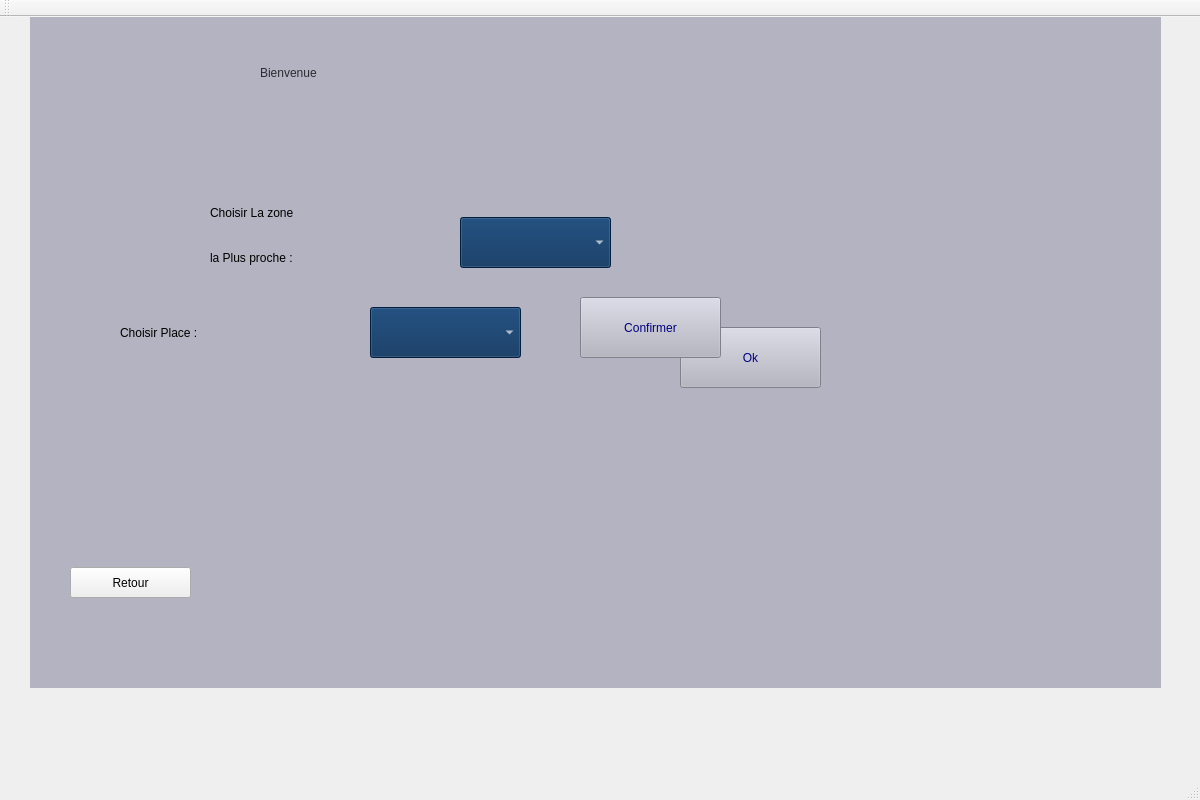
First picture: the form in projet_smarket2/parkingintegration/parking.ui, repository abdouuhd123/zink2, before the edit.
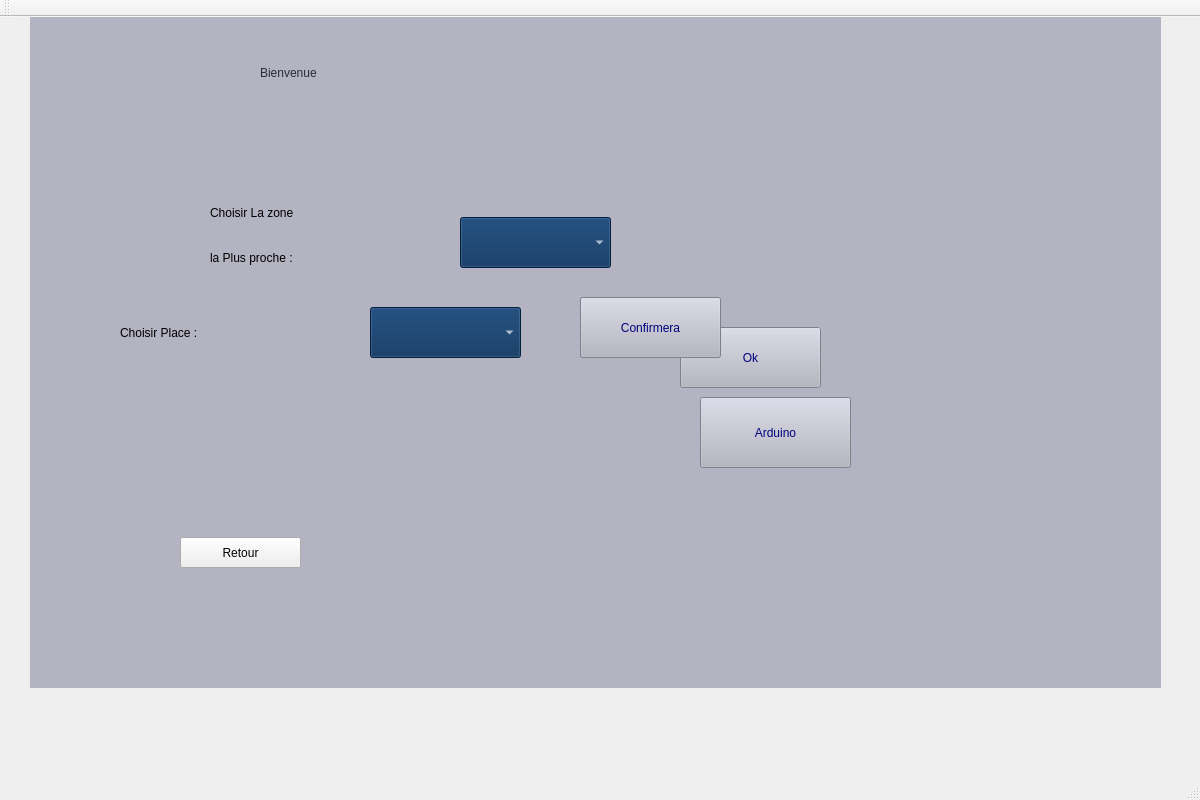
Second picture: the form after the edit. The open tabs and pages were chosen to show the change. Icons and pictures are not drawn.

```diff
--- a/projet_smarket2/parkingintegration/parking.ui
+++ b/projet_smarket2/parkingintegration/parking.ui
@@ -27,7 +27,7 @@
      <string notr="true"/>
     </property>
     <property name="currentIndex">
-     <number>6</number>
+     <number>5</number>
     </property>
     <widget class="QWidget" name="page_">
      <widget class="QPushButton" name="pushButton_5">
@@ -3454,8 +3454,8 @@
        <widget class="QPushButton" name="test2">
         <property name="geometry">
          <rect>
-          <x>130</x>
-          <y>90</y>
+          <x>220</x>
+          <y>120</y>
           <width>75</width>
           <height>23</height>
          </rect>
@@ -3996,8 +3996,8 @@
      <widget class="QPushButton" name="Retour">
       <property name="geometry">
        <rect>
-        <x>40</x>
-        <y>560</y>
+        <x>150</x>
+        <y>530</y>
         <width>121</width>
         <height>31</height>
        </rect>
@@ -4183,6 +4183,10 @@
         <height>31</height>
        </rect>
       </property>
+      <property name="styleSheet">
+       <string notr="true">color: rgb(255, 255, 255);
+font: 12pt &quot;MS Shell Dlg 2&quot;;</string>
+      </property>
       <property name="text">
        <string/>
       </property>
@@ -4196,6 +4200,10 @@
         <height>21</height>
        </rect>
       </property>
+      <property name="styleSheet">
+       <string notr="true">color: rgb(255, 255, 255);
+font: 12pt &quot;MS Shell Dlg 2&quot;;</string>
+      </property>
       <property name="text">
        <string/>
       </property>
@@ -4203,12 +4211,16 @@
      <widget class="QLabel" name="label_29">
       <property name="geometry">
        <rect>
-        <x>360</x>
+        <x>270</x>
         <y>270</y>
         <width>81</width>
         <height>21</height>
        </rect>
       </property>
+      <property name="styleSheet">
+       <string notr="true">color: rgb(255, 255, 255);
+font: 12pt &quot;MS Shell Dlg 2&quot;;</string>
+      </property>
       <property name="text">
        <string/>
       </property>
@@ -4323,6 +4335,10 @@
         <height>31</height>
        </rect>
       </property>
+      <property name="styleSheet">
+       <string notr="true">color: rgb(255, 255, 255);
+font: 12pt &quot;MS Shell Dlg 2&quot;;</string>
+      </property>
       <property name="text">
        <string/>
       </property>
@@ -4336,6 +4352,10 @@
         <height>31</height>
        </rect>
       </property>
+      <property name="styleSheet">
+       <string notr="true">color: rgb(255, 255, 255);
+font: 12pt &quot;MS Shell Dlg 2&quot;;</string>
+      </property>
       <property name="text">
        <string/>
       </property>
@@ -4343,12 +4363,16 @@
      <widget class="QLabel" name="label_41">
       <property name="geometry">
        <rect>
-        <x>100</x>
-        <y>360</y>
-        <width>91</width>
-        <height>31</height>
+        <x>70</x>
+        <y>350</y>
+        <width>121</width>
+        <height>41</height>
        </rect>
       </property>
+      <property name="styleSheet">
+       <string notr="true">color: rgb(255, 255, 255);
+font: 12pt &quot;MS Shell Dlg 2&quot;;</string>
+      </property>
       <property name="text">
        <string/>
       </property>
@@ -4369,6 +4393,72 @@
        <string/>
       </property>
      </widget>
+     <widget class="QPushButton" name="arduino">
+      <property name="geometry">
+       <rect>
+        <x>670</x>
+        <y>390</y>
+        <width>151</width>
+        <height>71</height>
+       </rect>
+      </property>
+      <property name="styleSheet">
+       <string notr="true">#arduino{
+	font: 18pt &quot;Bahnschrift&quot;;
+
+	background-color: rgb(179, 179, 193);
+	
+	
+	
+	color: rgb(0, 0, 127);
+	
+;}
+
+
+#arduino:hover{
+;
+
+	color: rgb(255, 255, 255);
+	background-color: rgb(4, 44, 89);
+	}</string>
+      </property>
+      <property name="text">
+       <string>Arduino</string>
+      </property>
+     </widget>
+     <widget class="QPushButton" name="confirmera">
+      <property name="geometry">
+       <rect>
+        <x>550</x>
+        <y>290</y>
+        <width>141</width>
+        <height>61</height>
+       </rect>
+      </property>
+      <property name="styleSheet">
+       <string notr="true">#confirmera{
+	font: 18pt &quot;Bahnschrift&quot;;
+
+	background-color: rgb(179, 179, 193);
+	
+	
+	
+	color: rgb(0, 0, 127);
+	
+;}
+
+
+#confirmer:hover{
+;
+
+	color: rgb(255, 255, 255);
+	background-color: rgb(4, 44, 89);
+	}</string>
+      </property>
+      <property name="text">
+       <string>Confirmera</string>
+      </property>
+     </widget>
      <zorder>label_choisirplace</zorder>
      <zorder>label_placedispo</zorder>
      <zorder>ok</zorder>
@@ -4393,6 +4483,8 @@
      <zorder>label_39</zorder>
      <zorder>label_24</zorder>
      <zorder>label_38</zorder>
+     <zorder>arduino</zorder>
+     <zorder>confirmera</zorder>
     </widget>
    </widget>
    <widget class="QLabel" name="label">
```
